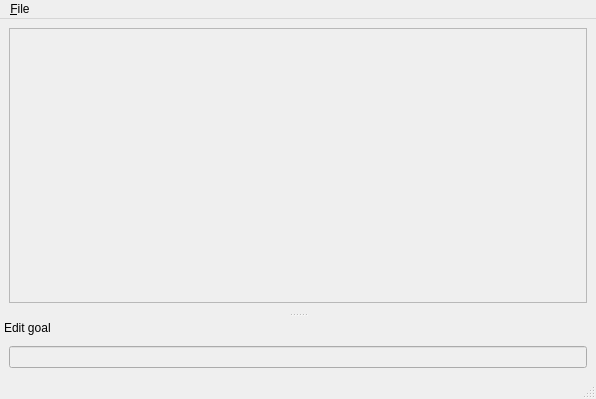
This is ui/main.ui in ahitrin/SiebenApp as Qt 5 draws it before an edit. The edited form follows.
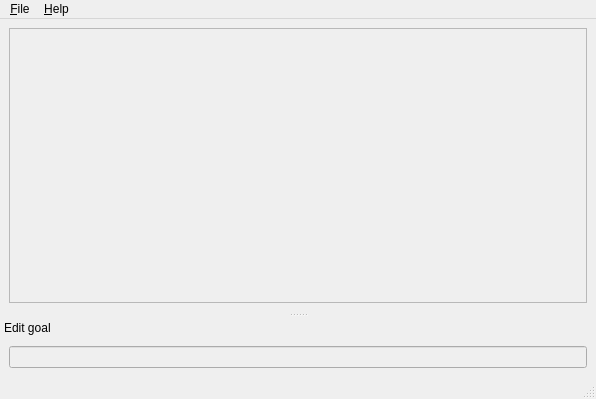
This is the edited form.

Commit message: Simple "About" dialog #4

The edit to the form file:
```diff
--- a/ui/main.ui
+++ b/ui/main.ui
@@ -67,7 +67,14 @@
     </property>
     <addaction name="actionQuit"/>
    </widget>
+   <widget class="QMenu" name="menu_Help">
+    <property name="title">
+     <string>&amp;Help</string>
+    </property>
+    <addaction name="action_About"/>
+   </widget>
    <addaction name="menuFile"/>
+   <addaction name="menu_Help"/>
   </widget>
   <widget class="QStatusBar" name="statusbar"/>
   <widget class="QDockWidget" name="dockWidget">
```
Left out of the diff: 5 changed lines with no effect on the pictures. The commit also changes 2 other files.
